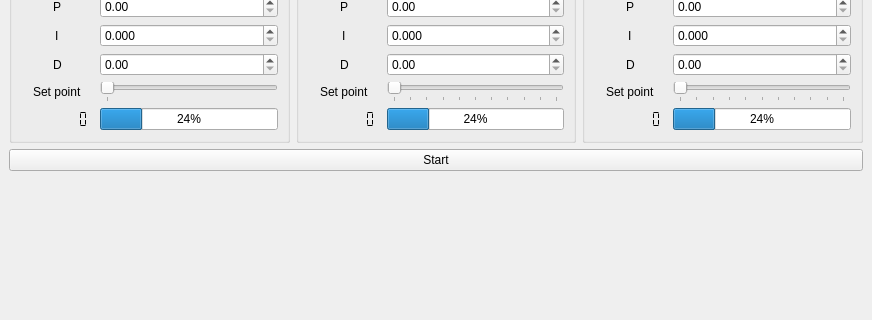
Before: the Qt Designer form mainwindow.ui in pbosetti/machine_sim, drawn with Qt 5; both pictures show x 0 to 872 and y 169 to 489 of the 872 by 825 pixel window.
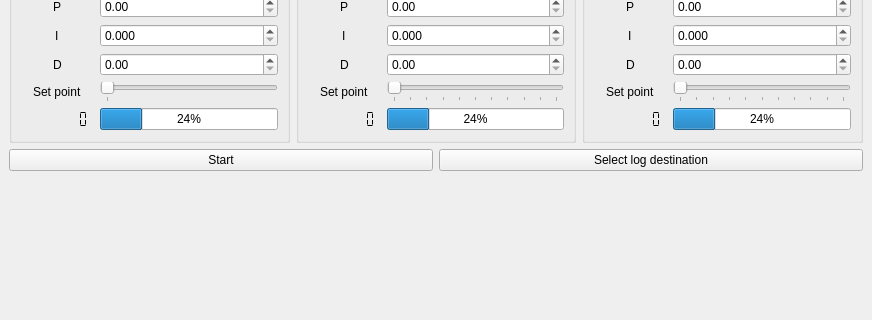
After: the same form once the commit is applied. Custom widgets are drawn as their Qt base class.

Diff of the .ui file:
```diff
--- a/mainwindow.ui
+++ b/mainwindow.ui
@@ -677,6 +677,8 @@
     <item>
      <layout class="QVBoxLayout" name="verticalLayout_2">
       <item>
+       <layout class="QHBoxLayout" name="horizontalLayout_8">
+        <item>
        <widget class="QPushButton" name="startButton">
         <property name="enabled">
          <bool>true</bool>
@@ -687,6 +689,21 @@
        </widget>
       </item>
       <item>
+         <widget class="QPushButton" name="logButton">
+          <property name="enabled">
+           <bool>true</bool>
+          </property>
+          <property name="text">
+           <string>Select log destination</string>
+          </property>
+          <property name="checkable">
+           <bool>true</bool>
+          </property>
+         </widget>
+        </item>
+       </layout>
+      </item>
+      <item>
        <layout class="QGridLayout" name="gridLayout">
         <item row="0" column="2">
          <widget class="QCustomPlot" name="tracePlot" native="true">
```
Left out of the diff: 6 changed lines with no effect on the pictures. Lines whose indentation alone changed are shown as unchanged.
